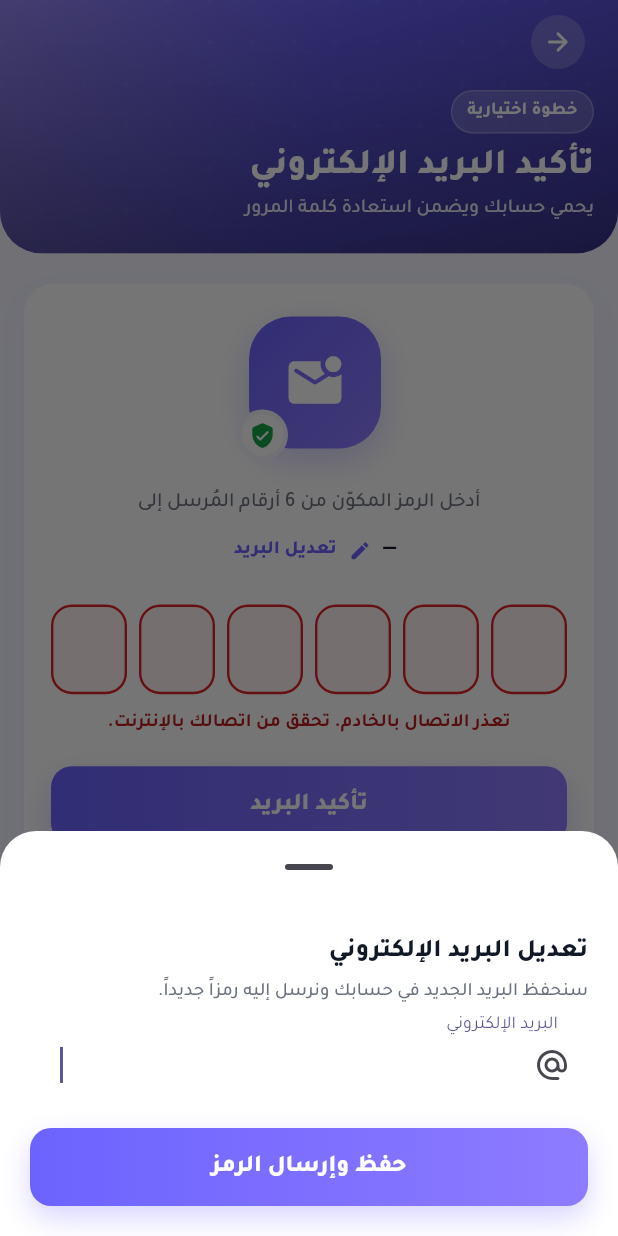
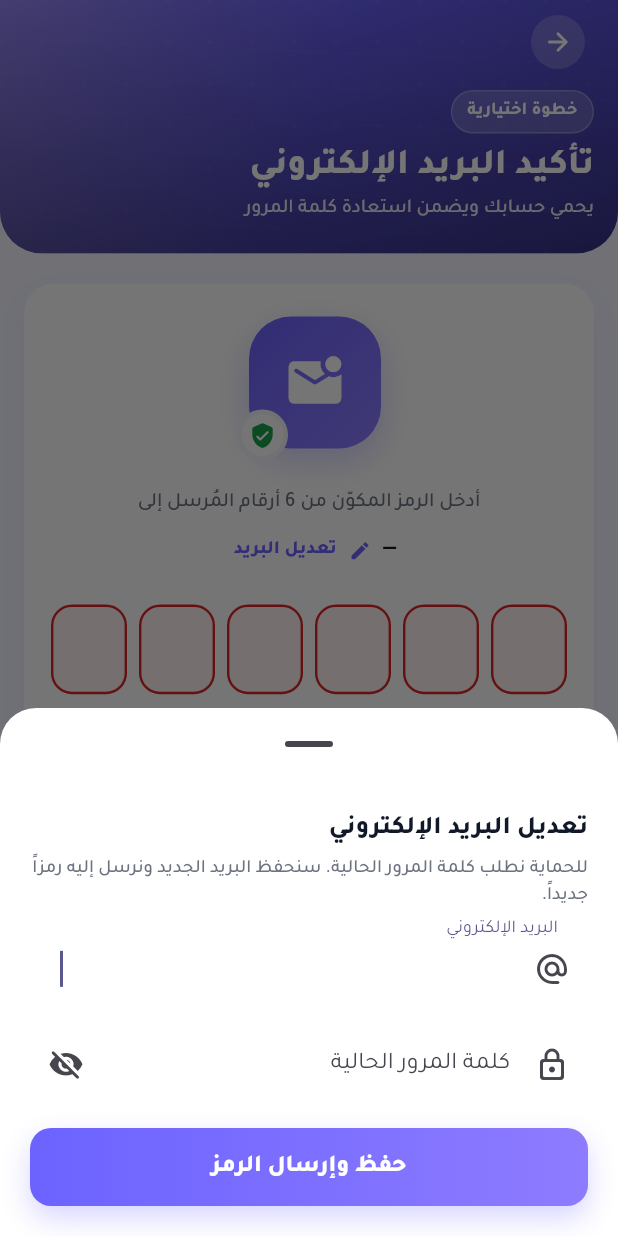
Before and after one commit to obaifad/coursy, a Flutter app: the EmailVerificationView screen opened by its route, after a tap on "تعديل البريد", on a phone screen of 412 x 824 dp. Run offline on Flutter 3.47's test engine with Material 3 defaults, Android fonts, the phone set to English and light mode, and no system bars; our stand-ins replace cached_network_image, dio, firebase_core, firebase_crashlytics, firebase_messaging, flutter_local_notifications and 8 more; missing offline and left inert: workmanager; accounts and stored records are empty; network calls fail.

Commit message:
Email verification: follow the server implementation
- ApiException.retryAfterSeconds from the Retry-After header; a 429 on
  "send" starts the countdown from it instead of a fixed 60 s
- 429 and 503 on send show our own localized text instead of Laravel's
  English "Too Many Attempts."
- Changing the email now asks for the current password and sends
  current_password (protects against a stolen token taking over the
  account through "forgot password"); field errors land under the email
  or password field
- Tests for Retry-After, the password requirement and the payload

Co-Authored-By: Claude Opus 5.5 <noreply@anthropic.com>

```diff
--- a/my_app/lib/core/locale/app_translations.dart
+++ b/my_app/lib/core/locale/app_translations.dart
@@ -193,6 +193,8 @@ class AppTranslations extends Translations {
     'view_instructor_profile': 'الملف الكامل للمدرّب',
     'instructor_invalid_data': 'بيانات المدرّب غير صالحة',
     'show_all': 'عرض الكل',
+    'current_password_required': 'أدخل كلمة المرور الحالية لتغيير البريد',
+    'current_password': 'كلمة المرور الحالية',
     'verify_email_title': 'تأكيد البريد الإلكتروني',
     'verify_email_header_subtitle': 'يحمي حسابك ويضمن استعادة كلمة المرور',
     'optional_step_badge': 'خطوة اختيارية',
@@ -200,7 +202,7 @@ class AppTranslations extends Translations {
     'verify_email_code_label': 'رمز التحقق من 6 أرقام',
     'edit_email': 'تعديل البريد',
     'edit_email_title': 'تعديل البريد الإلكتروني',
-    'edit_email_hint': 'سنحفظ البريد الجديد في حسابك ونرسل إليه رمزاً جديداً.',
+    'edit_email_hint': 'للحماية نطلب كلمة المرور الحالية. سنحفظ البريد الجديد ونرسل إليه رمزاً جديداً.',
     'save_and_send_code': 'حفظ وإرسال الرمز',
     'verify_email_button': 'تأكيد البريد',
     'resend_code_in': 'إعادة إرسال الرمز خلال (@time)',
@@ -915,6 +917,8 @@ class AppTranslations extends Translations {
     'view_instructor_profile': 'Full instructor profile',
     'instructor_invalid_data': 'Invalid instructor data',
     'show_all': 'View all',
+    'current_password_required': 'Enter your current password to change the email',
+    'current_password': 'Current password',
     'verify_email_title': 'Verify your email',
     'verify_email_header_subtitle': 'Protects your account and lets you reset your password',
     'optional_step_badge': 'Optional step',
@@ -922,7 +926,8 @@ class AppTranslations extends Translations {
     'verify_email_code_label': '6-digit verification code',
     'edit_email': 'Edit email',
     'edit_email_title': 'Edit email',
-    'edit_email_hint': 'We will save the new email to your account and send a new code to it.',
+    'edit_email_hint':
+        'For your security, enter your current password. We will save the new email and send a new code to it.',
     'save_and_send_code': 'Save and send code',
     'verify_email_button': 'Verify email',
     'resend_code_in': 'Resend code in (@time)',
--- a/my_app/lib/core/models/student_profile_payload.dart
+++ b/my_app/lib/core/models/student_profile_payload.dart
@@ -17,6 +17,7 @@ class StudentProfilePayload {
     this.interests,
     this.preferredCategories,
     this.notificationRadiusKm,
+    this.currentPassword,
   });
 
   final String? firstName;
@@ -36,6 +37,9 @@ class StudentProfilePayload {
   final List<String>? interests;
   final List<int>? preferredCategories;
   final int? notificationRadiusKm;
+
+  /// مطلوبة عند تغيير البريد (حماية من تغييره بتوكن مسروق).
+  final String? currentPassword;
 
   Map<String, dynamic>? _studentProfileJson() {
     final categories = preferredCategories;
@@ -79,6 +83,7 @@ class StudentProfilePayload {
       if (interests != null && interests!.isNotEmpty) 'interests': interests,
       if (preferredCategories != null && preferredCategories!.isNotEmpty) 'preferred_categories': preferredCategories,
       if (notificationRadiusKm != null) 'notification_radius_km': notificationRadiusKm,
+      if (currentPassword != null && currentPassword!.isNotEmpty) 'current_password': currentPassword,
       if (studentProfile != null) 'student_profile': studentProfile,
     };
   }
--- a/my_app/lib/core/network/api_client.dart
+++ b/my_app/lib/core/network/api_client.dart
@@ -132,6 +132,7 @@ class ApiClient extends GetxService {
           statusCode: status,
           fieldErrors: fieldErrorsFromBody(body),
           code: errorCodeFromBody(body),
+          retryAfterSeconds: _retryAfter(response.headers),
         );
       }
 
@@ -154,8 +155,19 @@ class ApiClient extends GetxService {
         throw ApiException('error_invalid_server_response'.tr, statusCode: status);
       }
       final msg = messageFromErrorBody(raw, fallback: _dioMessage(e));
-      throw ApiException(msg, statusCode: status, fieldErrors: fieldErrorsFromBody(raw), code: errorCodeFromBody(raw));
+      throw ApiException(
+        msg,
+        statusCode: status,
+        fieldErrors: fieldErrorsFromBody(raw),
+        code: errorCodeFromBody(raw),
+        retryAfterSeconds: _retryAfter(e.response?.headers),
+      );
     }
+  }
+
+  static int? _retryAfter(Headers? headers) {
+    final value = int.tryParse(headers?.value('retry-after')?.trim() ?? '');
+    return value != null && value > 0 ? value : null;
   }
 
   void _maybeSessionExpired(RequestOptions options) {
--- a/my_app/lib/core/network/api_exception.dart
+++ b/my_app/lib/core/network/api_exception.dart
@@ -1,7 +1,7 @@
 import 'package:get/get.dart';
 
 class ApiException implements Exception {
-  ApiException(this.message, {this.statusCode, this.fieldErrors, this.code});
+  ApiException(this.message, {this.statusCode, this.fieldErrors, this.code, this.retryAfterSeconds});
 
   final String message;
   final int? statusCode;
@@ -9,6 +9,9 @@ class ApiException implements Exception {
 
   /// رمز خطأ ثابت من الخادم (مثل `transaction_already_used`) — للمطابقة بدل نص الرسالة.
   final String? code;
+
+  /// ترويسة `Retry-After` مع 429 (بالثواني) — لعدّاد «أعد المحاولة بعد».
+  final int? retryAfterSeconds;
 
   @override
   String toString() => message;
--- a/my_app/lib/modules/auth/controllers/email_verification_controller.dart
+++ b/my_app/lib/modules/auth/controllers/email_verification_controller.dart
@@ -104,11 +104,15 @@ class EmailVerificationController extends GetxController {
         await _onVerified();
         return;
       }
-      if (e.statusCode == 429) {
-        _startTimer(defaultResendSeconds);
-        errorMessage.value = 'email_code_too_many'.tr;
-      } else {
-        errorMessage.value = e.message;
+      // نصوصنا المترجمة بدل رسالة Laravel الإنجليزية («Too Many Attempts.»).
+      switch (e.statusCode) {
+        case 429:
+          _startTimer(e.retryAfterSeconds ?? defaultResendSeconds);
+          errorMessage.value = 'email_code_too_many'.tr;
+        case 503:
+          errorMessage.value = 'email_code_send_failed'.tr;
+        default:
+          errorMessage.value = e.message;
       }
     } catch (_) {
       errorMessage.value = 'email_code_send_failed'.tr;
@@ -174,15 +178,19 @@ class EmailVerificationController extends GetxController {
     }
   }
 
-  /// يغيّر البريد في الملف الشخصي ثم يرسل رمزاً جديداً. يُرجع رسالة خطأ أو null عند النجاح.
-  Future<String?> changeEmail(String value) async {
+  /// يغيّر البريد (بكلمة المرور الحالية) ثم يرسل رمزاً جديداً.
+  /// يُرجع أخطاء الحقول (`email` / `current_password`) أو null عند النجاح.
+  Future<Map<String, String>?> changeEmail(String value, String currentPassword) async {
     final next = value.trim();
-    if (!RegExp(r'^[\w.+-]+@[\w.-]+\.[A-Za-z]{2,}$').hasMatch(next)) return 'enter_valid_email'.tr;
+    if (!RegExp(r'^[\w.+-]+@[\w.-]+\.[A-Za-z]{2,}$').hasMatch(next)) return {'email': 'enter_valid_email'.tr};
     if (next == email.value) return null;
-    if (!Get.isRegistered<ProfileRepository>()) return 'error_unexpected'.tr;
+    if (currentPassword.isEmpty) return {'current_password': 'current_password_required'.tr};
+    if (!Get.isRegistered<ProfileRepository>()) return {'email': 'error_unexpected'.tr};
     isSavingEmail.value = true;
     try {
-      await Get.find<ProfileRepository>().updateProfile(StudentProfilePayload(email: next));
+      await Get.find<ProfileRepository>().updateProfile(
+        StudentProfilePayload(email: next, currentPassword: currentPassword),
+      );
       email.value = next;
       codeController.clear();
       errorMessage.value = null;
@@ -191,9 +199,11 @@ class EmailVerificationController extends GetxController {
       unawaited(sendCode());
       return null;
     } on ApiException catch (e) {
-      return e.fieldErrors?['email'] ?? e.message;
+      final fields = e.fieldErrors ?? const {};
+      if (fields.containsKey('current_password')) return {'current_password': fields['current_password']!};
+      return {'email': fields['email'] ?? e.message};
     } catch (_) {
-      return 'connection_error'.tr;
+      return {'email': 'connection_error'.tr};
     } finally {
       isSavingEmail.value = false;
     }
--- a/my_app/lib/modules/auth/views/email_verification_view.dart
+++ b/my_app/lib/modules/auth/views/email_verification_view.dart
@@ -286,7 +286,9 @@ class _VerifiedState extends StatelessWidget {
 /// تعديل البريد ثم إرسال رمز جديد إليه.
 Future<void> _showEditEmailSheet(BuildContext context, EmailVerificationController controller) async {
   final field = TextEditingController(text: controller.email.value);
-  final error = RxnString();
+  final password = TextEditingController();
+  final errors = <String, String>{}.obs;
+  final hidePassword = true.obs;
   await showModalBottomSheet<void>(
     context: context,
     isScrollControlled: true,
@@ -317,8 +319,26 @@ Future<void> _showEditEmailSheet(BuildContext context, EmailVerificationControll
               autofillHints: const [AutofillHints.email],
               decoration: InputDecoration(
                 labelText: 'email'.tr,
-                errorText: error.value,
+                errorText: errors['email'],
                 prefixIcon: const Icon(Icons.alternate_email_rounded),
+              ),
+            ),
+          ),
+          const SizedBox(height: 12),
+          Obx(
+            () => TextField(
+              controller: password,
+              obscureText: hidePassword.value,
+              autofillHints: const [AutofillHints.password],
+              decoration: InputDecoration(
+                labelText: 'current_password'.tr,
+                errorText: errors['current_password'],
+                prefixIcon: const Icon(Icons.lock_outline_rounded),
+                suffixIcon: IconButton(
+                  tooltip: 'toggle_password_visibility'.tr,
+                  onPressed: hidePassword.toggle,
+                  icon: Icon(hidePassword.value ? Icons.visibility_off_rounded : Icons.visibility_rounded),
+                ),
               ),
             ),
           ),
@@ -330,11 +350,11 @@ Future<void> _showEditEmailSheet(BuildContext context, EmailVerificationControll
               onPressed: controller.isSavingEmail.value
                   ? null
                   : () async {
-                      final message = await controller.changeEmail(field.text);
-                      if (message == null) {
+                      final result = await controller.changeEmail(field.text, password.text);
+                      if (result == null) {
                         if (sheetContext.mounted) Navigator.of(sheetContext).pop();
                       } else {
-                        error.value = message;
+                        errors.assignAll(result);
                       }
                     },
             ),
@@ -344,4 +364,5 @@ Future<void> _showEditEmailSheet(BuildContext context, EmailVerificationControll
     ),
   );
   field.dispose();
+  password.dispose();
 }
```
Also changed, not shown: 1 other file.
